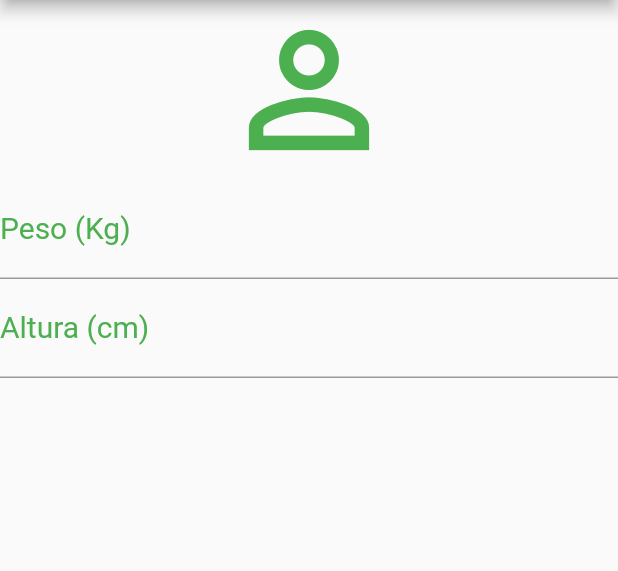
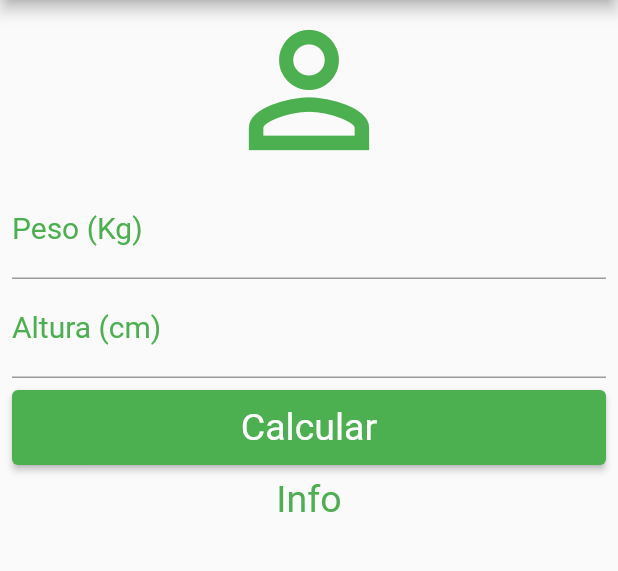
Before and after one commit to FelipeDias28/Calculadora-IMC, a Flutter app: the screen it shows after launch, on a phone screen of 412 x 824 dp, the part 84-655 px from its top. Run offline on Flutter 3.47's test engine with Material 2 defaults, Android fonts, the phone set to English and light mode, and no system bars.

Commit message:
arrumado espaçamento e adicionado botão

```diff
--- a/lib/main.dart
+++ b/lib/main.dart
@@ -28,15 +28,17 @@ class _HomeState extends State<Home> {
           ),
         ],
       ),
-      body: Column(
+      body: SingleChildScrollView(
+        padding: const EdgeInsets.symmetric(horizontal: 8.0),
+        child: Column(
           crossAxisAlignment: CrossAxisAlignment.stretch,
-        children: const [
-          Icon(
+          children: [
+            const Icon(
               Icons.person_outline,
               size: 120.0,
               color: Colors.green,
             ),
-          TextField(
+            const TextField(
               keyboardType: TextInputType.number,
               decoration: InputDecoration(
                 labelText: "Peso (Kg)",
@@ -48,7 +50,7 @@ class _HomeState extends State<Home> {
                 fontSize: 20.0,
               ),
             ),
-          TextField(
+            const TextField(
               keyboardType: TextInputType.number,
               decoration: InputDecoration(
                 labelText: "Altura (cm)",
@@ -60,7 +62,36 @@ class _HomeState extends State<Home> {
                 fontSize: 20.0,
               ),
             ),
+            Padding(
+              padding: const EdgeInsets.only(
+                top: 8.0,
+                bottom: 8.0,
+              ),
+              child: SizedBox(
+                height: 50.0,
+                child: ElevatedButton(
+                  onPressed: () {},
+                  style: ElevatedButton.styleFrom(
+                    textStyle:
+                        const TextStyle(fontSize: 25.0, color: Colors.white),
+                    backgroundColor: Colors.green,
+                  ),
+                  child: const Text(
+                    "Calcular",
+                  ),
+                ),
+              ),
+            ),
+            const Text(
+              "Info",
+              textAlign: TextAlign.center,
+              style: TextStyle(
+                color: Colors.green,
+                fontSize: 25.0,
+              ),
+            ),
           ],
+        ),
       ),
     );
   }
```
Lines whose indentation alone changed are shown as unchanged.
